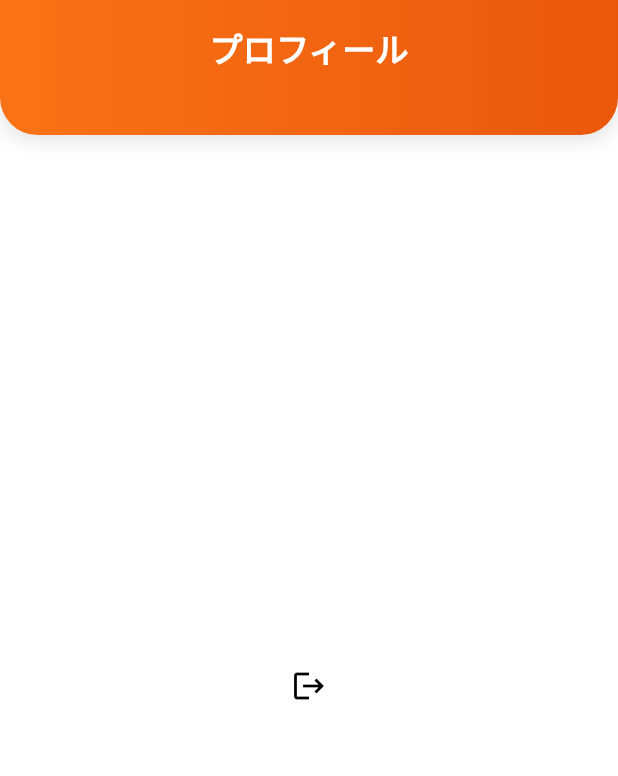
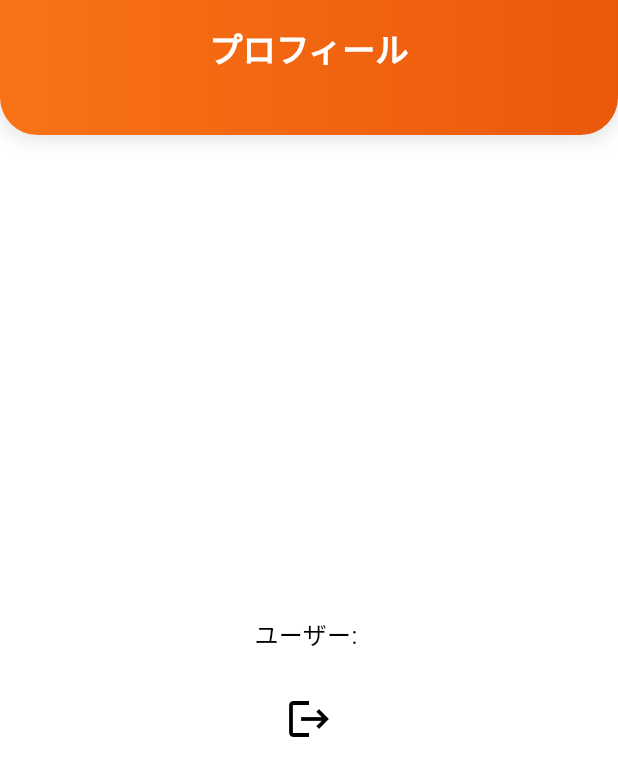
Before and after one commit to yukimiyake0607/task_flow, a Flutter app: the ProfilePage screen opened directly, on a phone screen of 412 x 824 dp. Shown: the top 776 px of the screen. Run offline on Flutter 3.47's test engine with Material 3 defaults, Android fonts, the phone set to English and light mode, and no system bars; our stand-ins replace cloud_firestore, firebase_auth, firebase_core, flutter_riverpod, freezed_annotation, go_router and 1 more; accounts and stored records are empty.

```diff
--- a/lib/presentation/pages/home/profile/profile_page.dart
+++ b/lib/presentation/pages/home/profile/profile_page.dart
@@ -3,12 +3,19 @@ import 'package:flutter_riverpod/flutter_riverpod.dart';
 import 'package:go_router/go_router.dart';
 import 'package:todo_app/presentation/core/appbar/custom_appbar.dart';
 import 'package:todo_app/presentation/providers/auth/auth_actions_provider.dart';
+import 'package:todo_app/presentation/providers/auth/auth_provider.dart';
 
-class ProfilePage extends ConsumerWidget {
+class ProfilePage extends ConsumerStatefulWidget {
   const ProfilePage({super.key});
 
   @override
-  Widget build(BuildContext context, WidgetRef ref) {
+  ConsumerState<ProfilePage> createState() => _ProfilePageState();
+}
+
+class _ProfilePageState extends ConsumerState<ProfilePage> {
+  @override
+  Widget build(BuildContext context) {
+
     void showSignOutDialog() {
       showDialog(
           context: context,
@@ -38,9 +45,25 @@ class ProfilePage extends ConsumerWidget {
         title: 'プロフィール',
       ),
       body: Center(
-        child: IconButton(
-          onPressed: () => showSignOutDialog(),
-          icon: const Icon(Icons.logout),
+        child: Column(
+          mainAxisAlignment: MainAxisAlignment.center,
+          children: [
+            // ユーザー情報表示（デバッグ用）
+            Consumer(
+              builder: (context, ref, _) {
+                final authState = ref.watch(authStateProvider);
+                return Text(
+                  'ユーザー: ${authState.valueOrNull?.email ?? "未ログイン"}',
+                  style: const TextStyle(fontSize: 16),
+                );
+              },
+            ),
+            const SizedBox(height: 20),
+            IconButton(
+              onPressed: () => showSignOutDialog(),
+              icon: const Icon(Icons.logout, size: 32),
+            ),
+          ],
         ),
       ),
     );
```
Also changed, not shown: lib/presentation/pages/auth/login/login_page.dart (+63 -6 lines).
